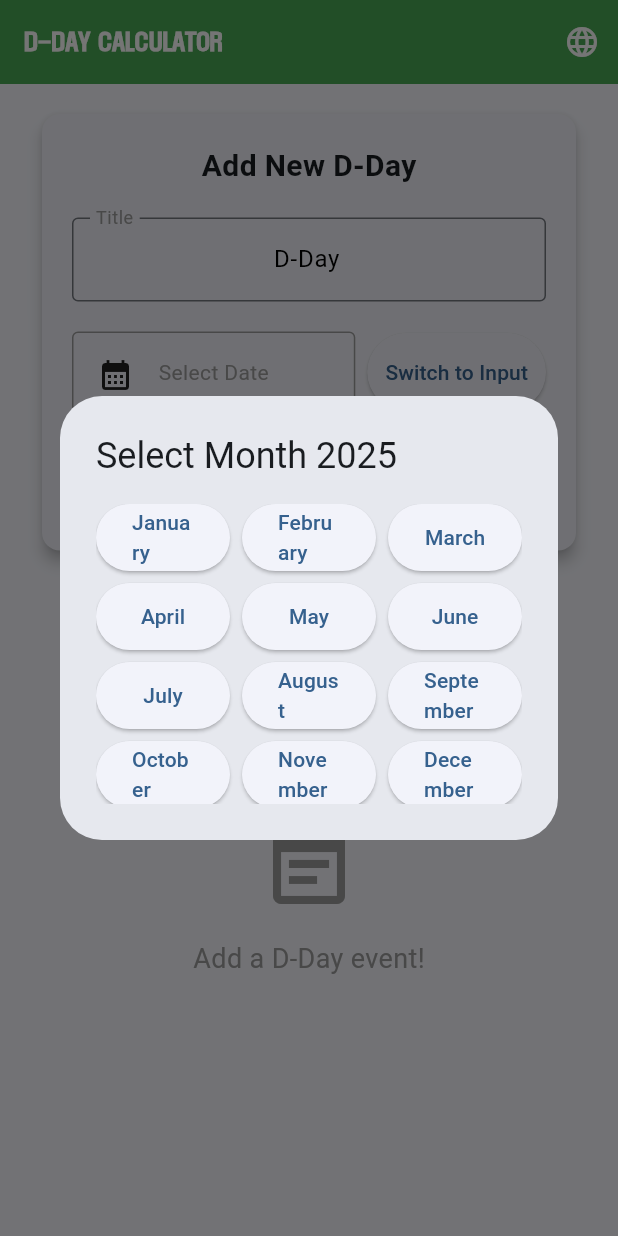
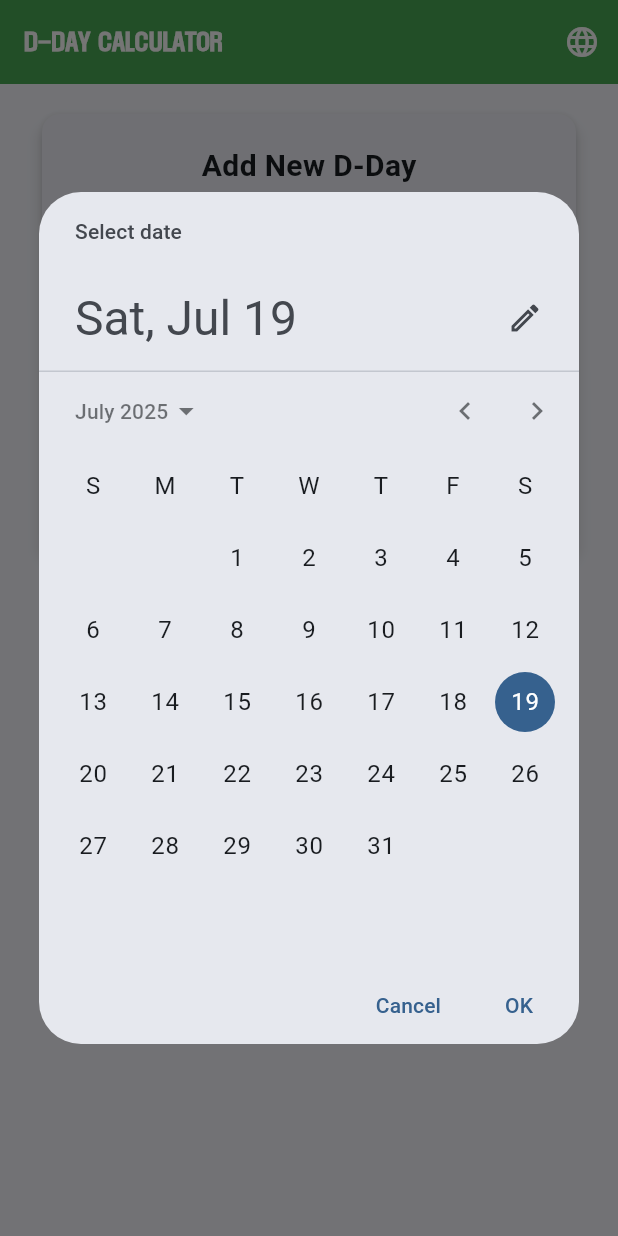
Before and after one commit to callmenomad/ddaycalc, a Flutter app: the screen it shows after launch, after a tap on "Select Date", on a phone screen of 412 x 824 dp. Run offline on Flutter 3.47's test engine with Material 3 defaults, Android fonts, the phone set to English and light mode, and no system bars.

Commit message:
Fix calendar navigation: day selection first, then month, finally year

```diff
--- a/lib/main.dart
+++ b/lib/main.dart
@@ -813,7 +813,20 @@ class _DDayCalculatorPageState extends State<DDayCalculatorPage> {
   }
 
   Future<DateTime?> _showCustomDatePicker() async {
-    // First, show month picker
+    // First, show day picker with current month and year
+    final DateTime? initialDate = selectedDate ?? DateTime.now();
+    final DateTime? pickedDate = await showDatePicker(
+      context: context,
+      initialDate: initialDate,
+      firstDate: DateTime(1900),
+      lastDate: DateTime(2100),
+      locale: _getLocale(),
+      initialDatePickerMode: DatePickerMode.day,
+    );
+
+    if (pickedDate == null) return null;
+
+    // Then, show month picker
     final int? selectedMonth = await showDialog<int>(
       context: context,
       builder: (BuildContext context) {
@@ -843,9 +856,9 @@ class _DDayCalculatorPageState extends State<DDayCalculatorPage> {
       },
     );
 
-    if (selectedMonth == null) return null;
-
-    // Then, show year picker
+    if (selectedMonth == null) return pickedDate;
+
+    // Finally, show year picker
     final int? selectedYear = await showDialog<int>(
       context: context,
       builder: (BuildContext context) {
@@ -869,19 +882,9 @@ class _DDayCalculatorPageState extends State<DDayCalculatorPage> {
       },
     );
 
-    if (selectedYear == null) return null;
-
-    // Finally, show day picker
-    final DateTime? pickedDate = await showDatePicker(
-      context: context,
-      initialDate: DateTime(selectedYear, selectedMonth, 1),
-      firstDate: DateTime(1900),
-      lastDate: DateTime(2100),
-      locale: _getLocale(),
-      initialDatePickerMode: DatePickerMode.day,
-    );
-
-    return pickedDate;
+    if (selectedYear == null) return DateTime(pickedDate.year, selectedMonth, pickedDate.day);
+
+    return DateTime(selectedYear, selectedMonth, pickedDate.day);
   }
 
   String _getMonthSelectionTitle() {
```
